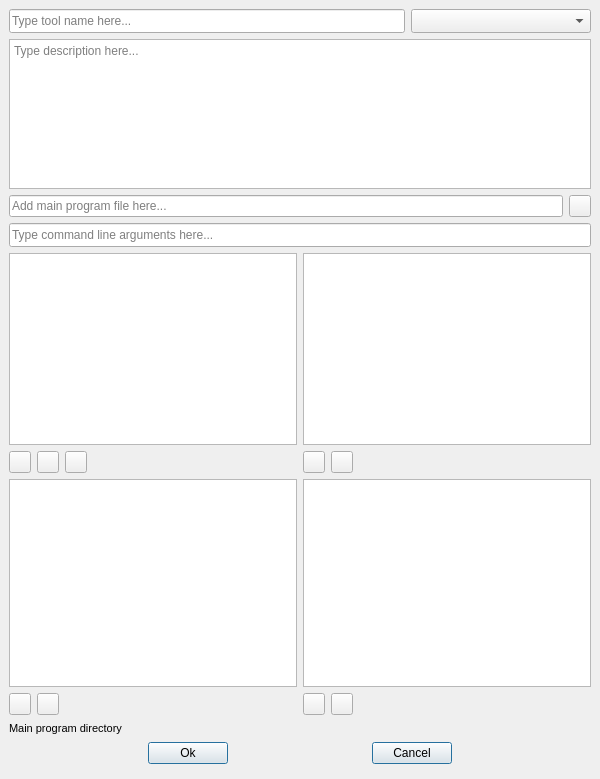
Old version of the form spinetoolbox/ui/tool_template_form.ui in the repository spine-tools/Spine-Toolbox.
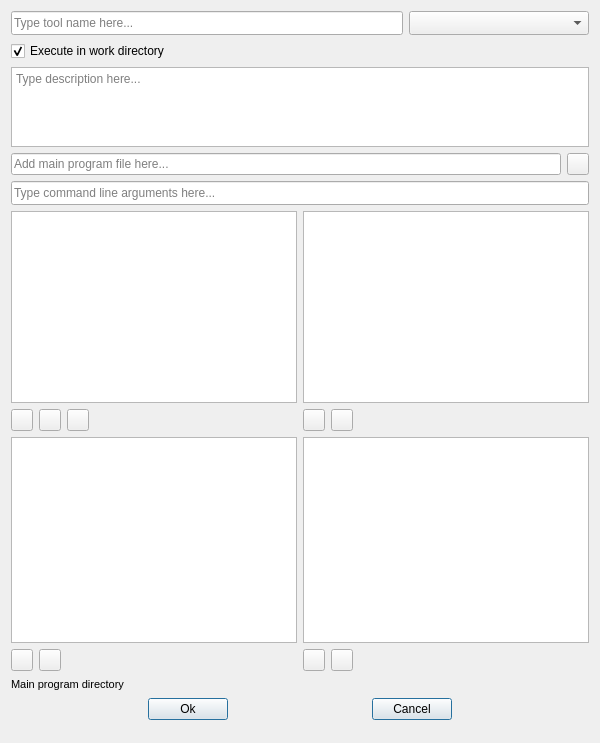
New version of the form. Custom widgets are drawn as their Qt base class.

Commit message: Issue #227: Execute in work folder is now a Tool template setting. You can override this setting for individual Tool project items.

The edit to the form file:
```diff
--- a/spinetoolbox/ui/tool_template_form.ui
+++ b/spinetoolbox/ui/tool_template_form.ui
@@ -22,7 +22,7 @@
     <x>0</x>
     <y>0</y>
     <width>600</width>
-    <height>779</height>
+    <height>743</height>
    </rect>
   </property>
   <property name="sizePolicy">
@@ -37,39 +37,7 @@
   <property name="styleSheet">
    <string notr="true"/>
   </property>
-  <layout class="QVBoxLayout" name="verticalLayout_6">
-   <property name="spacing">
-    <number>0</number>
-   </property>
-   <property name="leftMargin">
-    <number>0</number>
-   </property>
-   <property name="topMargin">
-    <number>0</number>
-   </property>
-   <property name="rightMargin">
-    <number>0</number>
-   </property>
-   <property name="bottomMargin">
-    <number>0</number>
-   </property>
-   <item>
     <layout class="QVBoxLayout" name="verticalLayout_5">
-     <property name="spacing">
-      <number>6</number>
-     </property>
-     <property name="leftMargin">
-      <number>9</number>
-     </property>
-     <property name="topMargin">
-      <number>9</number>
-     </property>
-     <property name="rightMargin">
-      <number>9</number>
-     </property>
-     <property name="bottomMargin">
-      <number>9</number>
-     </property>
      <item>
       <layout class="QHBoxLayout" name="horizontalLayout">
        <item>
@@ -130,12 +98,25 @@
        </item>
       </layout>
      </item>
+   <item>
+    <widget class="QCheckBox" name="checkBox_execute_in_work">
+     <property name="toolTip">
+      <string>&lt;html&gt;&lt;head/&gt;&lt;body&gt;&lt;p&gt;If checked, Tool template is executed in the work directory.&lt;/p&gt;&lt;p&gt;If not checked, Tool template is executed in the source directory where the main program file is located.&lt;/p&gt;&lt;p&gt;It is recommended to uncheck this for &lt;span style=&quot; font-weight:600;&quot;&gt;Executable&lt;/span&gt; Tool templates.&lt;/p&gt;&lt;/body&gt;&lt;/html&gt;</string>
+     </property>
+     <property name="text">
+      <string>Execute in work directory</string>
+     </property>
+     <property name="checked">
+      <bool>true</bool>
+     </property>
+    </widget>
+   </item>
      <item>
       <widget class="QTextEdit" name="textEdit_description">
        <property name="maximumSize">
         <size>
          <width>16777215</width>
-         <height>150</height>
+       <height>80</height>
         </size>
        </property>
        <property name="focusPolicy">
@@ -829,8 +810,6 @@
        </item>
       </layout>
      </item>
-    </layout>
-   </item>
    <item>
     <layout class="QHBoxLayout" name="horizontalLayout_statusbar_placeholder">
      <item>
```
Left out of the diff: 1 changed line with no effect on the pictures. Lines whose indentation alone changed are shown as unchanged. The commit also changes 13 other files.
